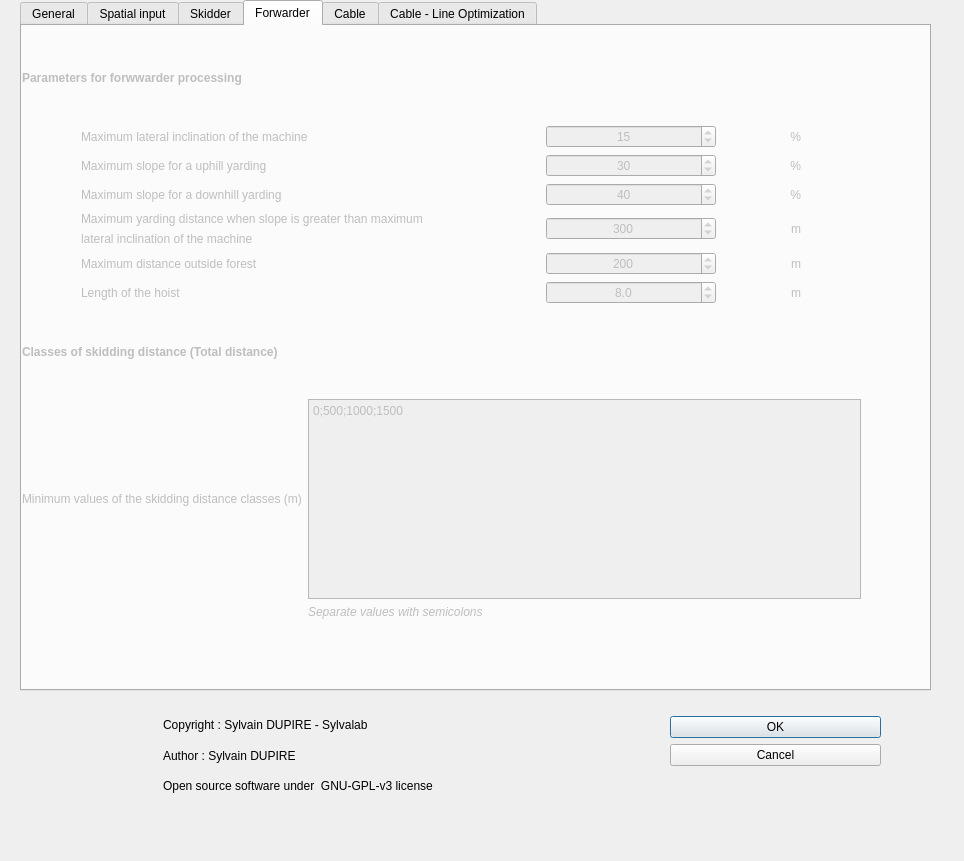
Above: sylvaccess_plugin/sylvaccess_plugin_dialog_base.ui from Tijjat/Sylvaccess_qgis_plugin before the change. Below: the same form after it.
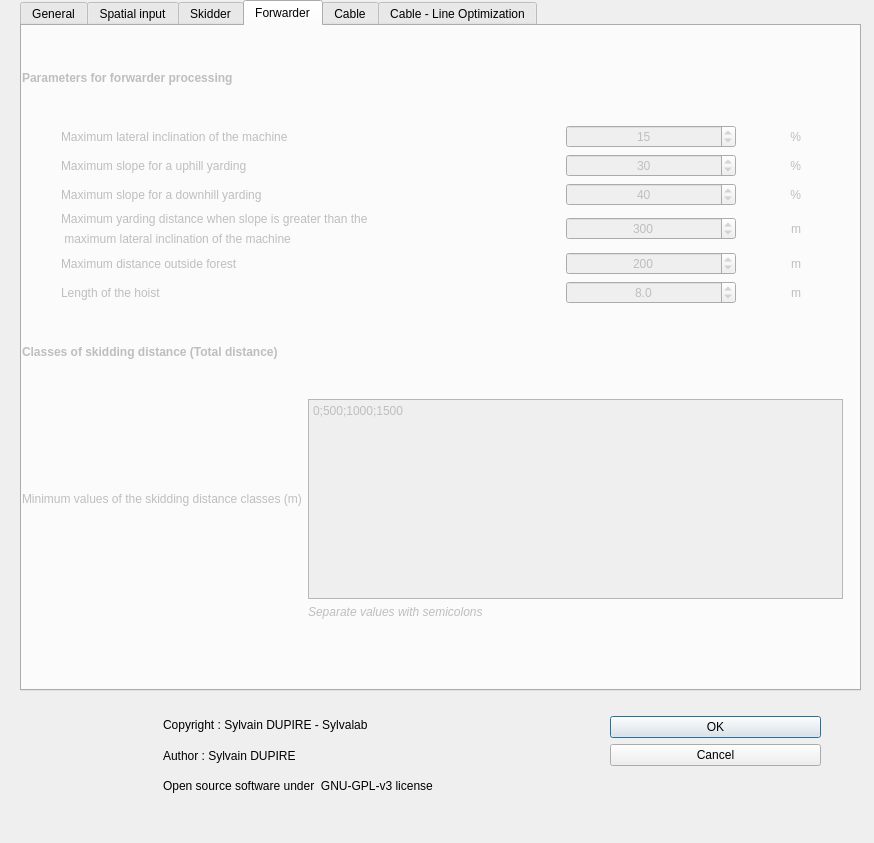
That is the form after the change. The open tabs and pages were chosen to show the change. Icons and pictures are not drawn.

Commit message:
changement fichier de sortie
Changement des fichiers récapitulatifs:
- fix problème d'affichage de l'heure
- changement du fichier _all_params.txt

+ fix erreurs dans l'UI

The edit to the form file:
```diff
--- a/sylvaccess_plugin/sylvaccess_plugin_dialog_base.ui
+++ b/sylvaccess_plugin/sylvaccess_plugin_dialog_base.ui
@@ -6,13 +6,13 @@
    <rect>
     <x>0</x>
     <y>0</y>
-    <width>964</width>
-    <height>861</height>
+    <width>874</width>
+    <height>843</height>
    </rect>
   </property>
   <property name="minimumSize">
    <size>
-    <width>964</width>
+    <width>874</width>
     <height>843</height>
    </size>
   </property>
@@ -27,7 +27,7 @@
   <widget class="QDialogButtonBox" name="button_box">
    <property name="geometry">
     <rect>
-     <x>670</x>
+     <x>610</x>
      <y>700</y>
      <width>211</width>
      <height>81</height>
@@ -62,7 +62,7 @@
     <rect>
      <x>20</x>
      <y>0</y>
-     <width>911</width>
+     <width>841</width>
      <height>691</height>
     </rect>
    </property>
@@ -280,7 +280,7 @@
       <rect>
        <x>0</x>
        <y>0</y>
-       <width>895</width>
+       <width>831</width>
        <height>651</height>
       </rect>
      </property>
@@ -387,7 +387,7 @@
            </font>
           </property>
           <property name="text">
-           <string>Dossier de résultats      </string>
+           <string>Results Folder</string>
           </property>
          </widget>
         </item>
@@ -457,7 +457,7 @@
          </font>
         </property>
         <property name="text">
-         <string>Données spatiales obligatoires</string>
+         <string>Mandatory Spacial Data</string>
         </property>
        </widget>
       </item>
@@ -776,7 +776,7 @@
          </font>
         </property>
         <property name="text">
-         <string>Données spatiales facultatives</string>
+         <string>Optional spatial data</string>
         </property>
        </widget>
       </item>
@@ -1272,7 +1272,7 @@
       <rect>
        <x>0</x>
        <y>10</y>
-       <width>799</width>
+       <width>821</width>
        <height>636</height>
       </rect>
      </property>
@@ -1287,7 +1287,7 @@
          </font>
         </property>
         <property name="text">
-         <string>parameters for skidder processing </string>
+         <string>Parameters for skidder processing </string>
         </property>
        </widget>
       </item>
@@ -1303,6 +1303,9 @@
           <property name="text">
            <string>Maximal slope outside forest network for the skidder</string>
           </property>
+          <property name="alignment">
+           <set>Qt::AlignJustify|Qt::AlignVCenter</set>
+          </property>
          </widget>
         </item>
         <item row="0" column="2">
@@ -1609,6 +1612,9 @@
           <property name="text">
            <string>Maximum uphill winching distance</string>
           </property>
+          <property name="alignment">
+           <set>Qt::AlignJustify|Qt::AlignVCenter</set>
+          </property>
          </widget>
         </item>
         <item row="2" column="0">
@@ -1621,6 +1627,9 @@
           <property name="text">
            <string>Maximum downhill winching distance</string>
           </property>
+          <property name="alignment">
+           <set>Qt::AlignJustify|Qt::AlignVCenter</set>
+          </property>
          </widget>
         </item>
         <item row="3" column="0">
@@ -1633,6 +1642,9 @@
           <property name="text">
            <string>Maximal distance outside forest</string>
           </property>
+          <property name="alignment">
+           <set>Qt::AlignJustify|Qt::AlignVCenter</set>
+          </property>
          </widget>
         </item>
         <item row="4" column="0">
@@ -1645,6 +1657,9 @@
           <property name="text">
            <string>Slope from which uphill winching reaches maximum distance</string>
           </property>
+          <property name="alignment">
+           <set>Qt::AlignJustify|Qt::AlignVCenter</set>
+          </property>
          </widget>
         </item>
         <item row="5" column="0">
@@ -1657,6 +1672,9 @@
           <property name="text">
            <string>Slope from which downhill winching reaches maximum distance</string>
           </property>
+          <property name="alignment">
+           <set>Qt::AlignJustify|Qt::AlignVCenter</set>
+          </property>
          </widget>
         </item>
        </layout>
@@ -1697,6 +1715,9 @@
         <property name="text">
          <string>Limit soil damages: force the skidder to proceed from the forest road network</string>
         </property>
+        <property name="checked">
+         <bool>true</bool>
+        </property>
        </widget>
       </item>
       <item>
@@ -1822,7 +1843,7 @@
       <rect>
        <x>0</x>
        <y>10</y>
-       <width>839</width>
+       <width>821</width>
        <height>619</height>
       </rect>
      </property>
@@ -1842,89 +1863,13 @@
          </font>
         </property>
         <property name="text">
-         <string>Parameters for forwwarder processing</string>
+         <string>Parameters for forwarder processing</string>
         </property>
        </widget>
       </item>
       <item>
        <layout class="QGridLayout" name="gridLayout_8">
-        <item row="3" column="1">
-         <widget class="QSpinBox" name="spinBox_10">
-          <property name="maximumSize">
-           <size>
-            <width>170</width>
-            <height>16777215</height>
-           </size>
-          </property>
-          <property name="font">
-           <font>
-            <pointsize>9</pointsize>
-            <weight>50</weight>
-            <bold>false</bold>
-           </font>
-          </property>
-          <property name="alignment">
-           <set>Qt::AlignCenter</set>
-          </property>
-          <property name="maximum">
-           <number>100000</number>
-          </property>
-          <property name="value">
-           <number>300</number>
-          </property>
-         </widget>
-        </item>
-        <item row="1" column="1">
-         <widget class="QSpinBox" name="spinBox_9">
-          <property name="maximumSize">
-           <size>
-            <width>170</width>
-            <height>16777215</height>
-           </size>
-          </property>
-          <property name="font">
-           <font>
-            <pointsize>9</pointsize>
-            <weight>50</weight>
-            <bold>false</bold>
-           </font>
-          </property>
-          <property name="alignment">
-           <set>Qt::AlignCenter</set>
-          </property>
-          <property name="minimum">
-           <number>0</number>
-          </property>
-          <property name="maximum">
-           <number>180</number>
-          </property>
-          <property name="value">
-           <number>30</number>
-          </property>
-         </widget>
-        </item>
-        <item row="5" column="2">
-         <widget class="QLabel" name="label_67">
-          <property name="maximumSize">
-           <size>
-            <width>20</width>
-            <height>16777215</height>
-           </size>
-          </property>
-          <property name="font">
-           <font>
-            <pointsize>9</pointsize>
-           </font>
-          </property>
-          <property name="text">
-           <string>m</string>
-          </property>
-          <property name="alignment">
-           <set>Qt::AlignRight|Qt::AlignTrailing|Qt::AlignVCenter</set>
-          </property>
-         </widget>
-        </item>
-        <item row="1" column="0">
+        <item row="2" column="0">
          <widget class="QLabel" name="label_58">
           <property name="font">
            <font>
@@ -1936,103 +1881,7 @@
           </property>
          </widget>
         </item>
-        <item row="4" column="1">
-         <widget class="QSpinBox" name="spinBox_11">
-          <property name="maximumSize">
-           <size>
-            <width>170</width>
-            <height>16777215</height>
-           </size>
-          </property>
-          <property name="font">
-           <font>
-            <pointsize>9</pointsize>
-            <weight>50</weight>
-            <bold>false</bold>
-           </font>
-          </property>
-          <property name="alignment">
-           <set>Qt::AlignCenter</set>
-          </property>
-          <property name="maximum">
-           <number>100000</number>
-          </property>
-          <property name="value">
-           <number>200</number>
-          </property>
-         </widget>
-        </item>
-        <item row="3" column="0">
-         <layout class="QVBoxLayout" name="verticalLayout_15">
-          <item>
-           <widget class="QLabel" name="label_60">
-            <property name="font">
-             <font>
-              <pointsize>9</pointsize>
-             </font>
-            </property>
-            <property name="text">
-             <string>Maximum yarding distance when slope is greater than maximum</string>
-            </property>
-           </widget>
-          </item>
-          <item>
-           <widget class="QLabel" name="label_68">
-            <property name="font">
-             <font>
-              <pointsize>9</pointsize>
-             </font>
-            </property>
-            <property name="text">
-             <string>lateral inclination of the machine</string>
-            </property>
-           </widget>
-          </item>
-         </layout>
-        </item>
-        <item row="4" column="2">
-         <widget class="QLabel" name="label_63">
-          <property name="maximumSize">
-           <size>
-            <width>20</width>
-            <height>16777215</height>
-           </size>
-          </property>
-          <property name="font">
-           <font>
-            <pointsize>9</pointsize>
-           </font>
-          </property>
-          <property name="text">
-           <string>m</string>
-          </property>
-          <property name="alignment">
-           <set>Qt::AlignRight|Qt::AlignTrailing|Qt::AlignVCenter</set>
-          </property>
-         </widget>
-        </item>
-        <item row="1" column="2">
-         <widget class="QLabel" name="label_59">
-          <property name="maximumSize">
-           <size>
-            <width>20</width>
-            <height>16777215</height>
-           </size>
-          </property>
-          <property name="font">
-           <font>
-            <pointsize>9</pointsize>
-           </font>
-          </property>
-          <property name="text">
-           <string>%</string>
-          </property>
-          <property name="alignment">
-           <set>Qt::AlignRight|Qt::AlignTrailing|Qt::AlignVCenter</set>
-          </property>
-         </widget>
-        </item>
-        <item row="2" column="1">
+        <item row="3" column="1">
          <widget class="QSpinBox" name="spinBox_12">
           <property name="maximumSize">
            <size>
@@ -2061,19 +1910,7 @@
           </property>
          </widget>
         </item>
-        <item row="0" column="0">
-         <widget class="QLabel" name="label_56">
-          <property name="font">
-           <font>
-            <pointsize>9</pointsize>
-           </font>
-          </property>
-          <property name="text">
-           <string>Maximum lateral inclination of the machine</string>
-          </property>
-         </widget>
-        </item>
-        <item row="2" column="0">
+        <item row="3" column="0">
          <widget class="QLabel" name="label_64">
           <property name="font">
            <font>
@@ -2085,7 +1922,7 @@
           </property>
          </widget>
         </item>
-        <item row="3" column="2">
+        <item row="4" column="2">
          <widget class="QLabel" name="label_61">
           <property name="maximumSize">
            <size>
@@ -2106,20 +1943,40 @@
           </property>
          </widget>
         </item>
-        <item row="4" column="0">
-         <widget class="QLabel" name="label_62">
+        <item row="4" column="1">
+         <widget class="QSpinBox" name="spinBox_10">
+          <property name="maximumSize">
+           <size>
+            <width>170</width>
+            <height>16777215</height>
+           </size>
+          </property>
           <property name="font">
            <font>
             <pointsize>9</pointsize>
+            <weight>50</weight>
+            <bold>false</bold>
            </font>
           </property>
-          <property name="text">
-           <string>Maximum distance outside forest</string>
+          <property name="alignment">
+           <set>Qt::AlignCenter</set>
+          </property>
+          <property name="maximum">
+           <number>100000</number>
+          </property>
+          <property name="value">
+           <number>300</number>
           </property>
          </widget>
         </item>
         <item row="0" column="1">
          <widget class="QSpinBox" name="spinBox_8">
+          <property name="minimumSize">
+           <size>
+            <width>170</width>
+            <height>0</height>
+           </size>
+          </property>
           <property name="maximumSize">
            <size>
             <width>170</width>
@@ -2144,7 +2001,7 @@
           </property>
          </widget>
         </item>
-        <item row="2" column="2">
+        <item row="3" column="2">
          <widget class="QLabel" name="label_65">
           <property name="maximumSize">
            <size>
@@ -2165,7 +2022,159 @@
           </property>
          </widget>
         </item>
-        <item row="5" column="0">
+        <item row="5" column="1">
+         <widget class="QSpinBox" name="spinBox_11">
+          <property name="maximumSize">
+           <size>
+            <width>170</width>
+            <height>16777215</height>
+           </size>
+          </property>
+          <property name="font">
+           <font>
+            <pointsize>9</pointsize>
+            <weight>50</weight>
+            <bold>false</bold>
+           </font>
+          </property>
+          <property name="alignment">
+           <set>Qt::AlignCenter</set>
+          </property>
+          <property name="maximum">
+           <number>100000</number>
+          </property>
+          <property name="value">
+           <number>200</number>
+          </property>
+         </widget>
+        </item>
+        <item row="6" column="1">
+         <widget class="QDoubleSpinBox" name="doubleSpinBox_1">
+          <property name="font">
+           <font>
+            <pointsize>9</pointsize>
+           </font>
+          </property>
+          <property name="alignment">
+           <set>Qt::AlignCenter</set>
+          </property>
+          <property name="decimals">
+           <number>1</number>
+          </property>
+          <property name="maximum">
+           <double>999999999.000000000000000</double>
+          </property>
+          <property name="singleStep">
+           <double>0.100000000000000</double>
+          </property>
+          <property name="value">
+           <double>8.000000000000000</double>
+          </property>
+         </widget>
+        </item>
+        <item row="2" column="1">
+         <widget class="QSpinBox" name="spinBox_9">
+          <property name="maximumSize">
+           <size>
+            <width>170</width>
+            <height>16777215</height>
+           </size>
+          </property>
+          <property name="font">
+           <font>
+            <pointsize>9</pointsize>
+            <weight>50</weight>
+            <bold>false</bold>
+           </font>
+          </property>
+          <property name="alignment">
+           <set>Qt::AlignCenter</set>
+          </property>
+          <property name="minimum">
+           <number>0</number>
+          </property>
+          <property name="maximum">
+           <number>180</number>
+          </property>
+          <property name="value">
+           <number>30</number>
+          </property>
+         </widget>
+        </item>
+        <item row="5" column="2">
+         <widget class="QLabel" name="label_63">
+          <property name="maximumSize">
+           <size>
+            <width>20</width>
+            <height>16777215</height>
+           </size>
+          </property>
+          <property name="font">
+           <font>
+            <pointsize>9</pointsize>
+           </font>
+          </property>
+          <property name="text">
+           <string>m</string>
+          </property>
+          <property name="alignment">
+           <set>Qt::AlignRight|Qt::AlignTrailing|Qt::AlignVCenter</set>
+          </property>
+         </widget>
+        </item>
+        <item row="4" column="0">
+         <layout class="QVBoxLayout" name="verticalLayout_15">
+          <property name="rightMargin">
+           <number>150</number>
+          </property>
+          <item>
+           <widget class="QLabel" name="label_60">
+            <property name="font">
+             <font>
+              <pointsize>9</pointsize>
+             </font>
+            </property>
+            <property name="text">
+             <string>Maximum yarding distance when slope is greater than the </string>
+            </property>
+           </widget>
+          </item>
+          <item>
+           <widget class="QLabel" name="label_68">
+            <property name="font">
+             <font>
+              <pointsize>9</pointsize>
+             </font>
+            </property>
+            <property name="text">
+             <string> maximum lateral inclination of the machine</string>
+            </property>
+           </widget>
+          </item>
+         </layout>
+        </item>
+        <item row="6" column="2">
+         <widget class="QLabel" name="label_67">
+          <property name="maximumSize">
+           <size>
+            <width>20</width>
+            <height>16777215</height>
+           </size>
+          </property>
+          <property name="font">
+           <font>
+            <pointsize>9</pointsize>
+           </font>
+          </property>
+          <property name="text">
+           <string>m</string>
+          </property>
+          <property name="alignment">
+           <set>Qt::AlignRight|Qt::AlignTrailing|Qt::AlignVCenter</set>
+          </property>
+         </widget>
+        </item>
+        <item row="6" column="0">
          <widget class="QLabel" name="label_66">
           <property name="maximumSize">
            <size>
@@ -2204,27 +2213,48 @@
           </property>
          </widget>
         </item>
-        <item row="5" column="1">
-         <widget class="QDoubleSpinBox" name="doubleSpinBox_1">
+        <item row="2" column="2">
+         <widget class="QLabel" name="label_59">
+          <property name="maximumSize">
+           <size>
+            <width>20</width>
+            <height>16777215</height>
+           </size>
+          </property>
           <property name="font">
            <font>
             <pointsize>9</pointsize>
            </font>
           </property>
+          <property name="text">
+           <string>%</string>
+          </property>
           <property name="alignment">
-           <set>Qt::AlignCenter</set>
+           <set>Qt::AlignRight|Qt::AlignTrailing|Qt::AlignVCenter</set>
           </property>
-          <property name="decimals">
-           <number>1</number>
+         </widget>
+        </item>
+        <item row="5" column="0">
+         <widget class="QLabel" name="label_62">
+          <property name="font">
+           <font>
+            <pointsize>9</pointsize>
+           </font>
           </property>
-          <property name="maximum">
-           <double>999999999.000000000000000</double>
+          <property name="text">
+           <string>Maximum distance outside forest</string>
           </property>
-          <property name="singleStep">
-           <double>0.100000000000000</double>
+         </widget>
+        </item>
+        <item row="0" column="0">
+         <widget class="QLabel" name="label_56">
+          <property name="font">
+           <font>
+            <pointsize>9</pointsize>
+           </font>
           </property>
-          <property name="value">
-           <double>8.000000000000000</double>
+          <property name="text">
+           <string>Maximum lateral inclination of the machine</string>
           </property>
          </widget>
         </item>
@@ -2336,7 +2366,7 @@
       <rect>
        <x>0</x>
        <y>10</y>
-       <width>911</width>
+       <width>811</width>
        <height>652</height>
       </rect>
      </property>
@@ -3820,7 +3850,7 @@
       <rect>
        <x>0</x>
        <y>0</y>
-       <width>901</width>
+       <width>831</width>
        <height>651</height>
       </rect>
      </property>
@@ -3847,7 +3877,7 @@
         <item row="9" column="0">
          <widget class="QLabel" name="label_132">
           <property name="text">
-           <string>Lateral yarding distance (mp)</string>
+           <string>Lateral yarding distance (m)</string>
           </property>
          </widget>
         </item>
@@ -3981,7 +4011,7 @@
          </font>
         </property>
         <property name="text">
-         <string>Criteria use for optimization</string>
+         <string>Criteria used for optimization</string>
         </property>
        </widget>
       </item>
```
The commit also changes 2 other files.
